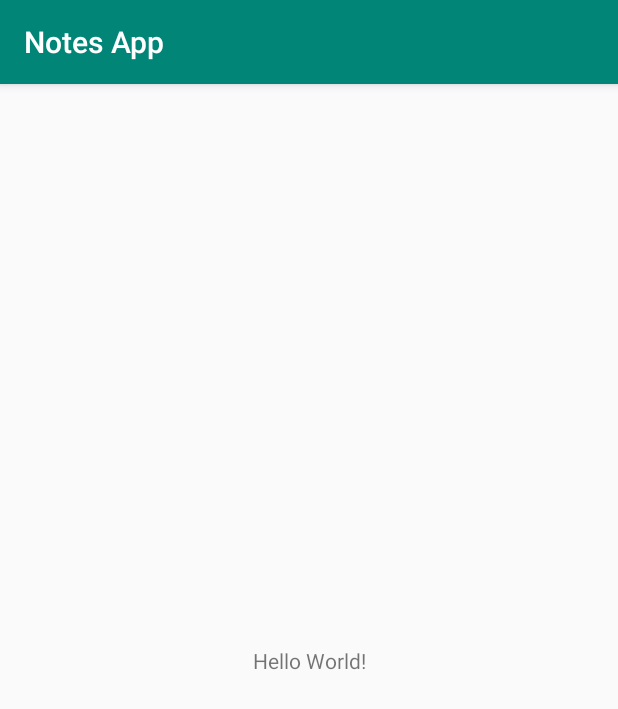
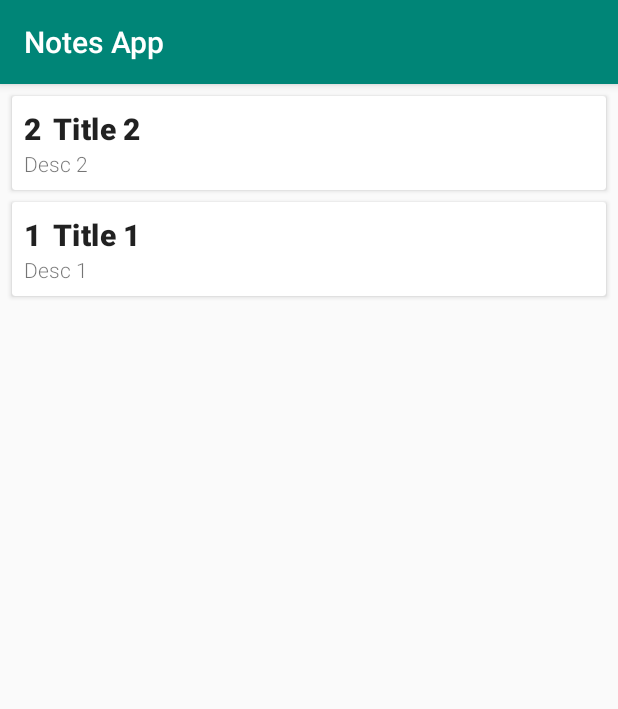
Before and after one commit to zack-not-zac/NotesApp, an Android app: the screen it shows after launch (MainActivity), on a phone screen of 412 x 824 dp. Shown: the top 709 px of the screen. Run offline under Robolectric (Android 15) with nearby library versions, the light colour scheme and no system bars; our stand-ins replace Room's generated code.

Commit message:
Database objects can now be viewed in the RecyclerView

```diff
--- /dev/null
+++ b/app/src/main/java/c/app/notesapp/ListAdapter.java
@@ -0,0 +1,59 @@
+package c.app.notesapp;
+
+import android.view.LayoutInflater;
+import android.view.View;
+import android.view.ViewGroup;
+import android.widget.TextView;
+
+import java.util.ArrayList;
+import java.util.List;
+
+import androidx.annotation.NonNull;
+import androidx.recyclerview.widget.RecyclerView;
+
+public class ListAdapter extends RecyclerView.Adapter<ListAdapter.NoteViewHolder> {
+    private List<Note>notes = new ArrayList<>();
+
+    @NonNull
+    @Override
+    public NoteViewHolder onCreateViewHolder(@NonNull ViewGroup parent, int viewType) {
+        //this indicates which layout to use for each individual item in the recyclerview
+        View v = LayoutInflater.from(parent.getContext()).inflate(R.layout.note_layout,parent,false);
+        return new NoteViewHolder(v);       //returns the created item
+    }
+
+    @Override
+    public void onBindViewHolder(@NonNull NoteViewHolder holder, int position) {
+        Note note = notes.get(position);
+        //sets the values of the TextViews in the note_layout
+        holder.title_textview.setText(note.getTitle());
+        holder.desc_textview.setText(note.getDescription());
+        holder.priority_textview.setText(String.valueOf(note.getPriority()));
+    }
+
+    @Override
+    public int getItemCount() {
+        return notes.size();
+    }
+
+    public void setNotes(List<Note> notes)
+    {
+        this.notes = notes;
+        notifyDataSetChanged();
+    }
+
+    class NoteViewHolder extends RecyclerView.ViewHolder{
+        private TextView title_textview;
+        private TextView desc_textview;
+        private TextView priority_textview;
+
+        public NoteViewHolder(@NonNull View itemView) {
+            super(itemView);
+            title_textview = itemView.findViewById(R.id.txtTitle);
+            desc_textview = itemView.findViewById(R.id.txtDescription);
+            priority_textview = itemView.findViewById(R.id.txtPriority);
+
+
+        }
+    }
+}
--- a/app/src/main/java/c/app/notesapp/MainActivity.java
+++ b/app/src/main/java/c/app/notesapp/MainActivity.java
@@ -1,13 +1,40 @@
 package c.app.notesapp;
 
-import android.support.v7.app.AppCompatActivity;
 import android.os.Bundle;
+import android.widget.Toast;
+
+import java.util.List;
+
+import androidx.appcompat.app.AppCompatActivity;
+import androidx.lifecycle.Observer;
+import androidx.lifecycle.ViewModelProviders;
+import androidx.recyclerview.widget.LinearLayoutManager;
+import androidx.recyclerview.widget.RecyclerView;
+
 
 public class MainActivity extends AppCompatActivity {
+    private NoteViewModel noteVM;
 
     @Override
     protected void onCreate(Bundle savedInstanceState) {
         super.onCreate(savedInstanceState);
         setContentView(R.layout.activity_main);
+
+        RecyclerView recyclerView = findViewById(R.id.note_recyclerview);
+        recyclerView.setLayoutManager(new LinearLayoutManager(this));
+        recyclerView.setHasFixedSize(true);
+
+        final ListAdapter adapter = new ListAdapter();
+        recyclerView.setAdapter(adapter);
+
+        noteVM = ViewModelProviders.of(this).get(NoteViewModel.class);          //declares the application viewmodel
+
+        noteVM.getAllNotes().observe(this, new Observer<List<Note>>() {         //tells the application what data to display and observe it for changes
+            @Override
+            public void onChanged(List<Note> notes) {                                  //this is updated when the data in the notes LiveData object changes
+                //update the GUI when data changes
+                adapter.setNotes(notes);
+            }
+        });
     }
 }
--- a/app/src/main/java/c/app/notesapp/Note.java
+++ b/app/src/main/java/c/app/notesapp/Note.java
@@ -12,7 +12,9 @@ public class Note {
 
     private String title;                   //note title
     private String description;             //note body
-    private int priority;                   //note priority
+    private int priority;                   //note priority (Where it appears on the list)
+
+    //TODO: might be useful to add a date field if the application is to send reminder notifications - do more research
 
     public Note(String title, String description, int priority) {
         this.title = title;
@@ -20,6 +22,7 @@ public class Note {
         this.priority = priority;
     }
 
+    //getters and setters for the object
     public String getDescription() {
         return description;
     }
--- a/app/src/main/java/c/app/notesapp/NoteRepo.java
+++ b/app/src/main/java/c/app/notesapp/NoteRepo.java
@@ -7,6 +7,7 @@ import java.util.List;
 
 import androidx.lifecycle.LiveData;
 
+//This repository is used to handle the multi-threading of the db tasks
 public class NoteRepo {
     private NoteDao noteDao;
     private LiveData<List<Note>> notes;
@@ -18,7 +19,7 @@ public class NoteRepo {
         notes = noteDao.viewAllNotes();
     }
 
-    //These are the functions visible to the app to create an abstraction layer
+    //These are the db functions visible to the rest of the app
     public void insert (Note note)
     {
         new InsertNoteAsyncTask(noteDao).execute(note);
@@ -34,7 +35,7 @@ public class NoteRepo {
         new DeleteNoteAsyncTask(noteDao).execute(note);
     }
 
-    public void deleteAll (Note note)
+    public void deleteAll ()
     {
         new DeleteAllAsyncTask(noteDao).execute();
     }
--- /dev/null
+++ b/app/src/main/java/c/app/notesapp/NoteViewModel.java
@@ -0,0 +1,45 @@
+package c.app.notesapp;
+
+import android.app.Application;
+
+import java.util.List;
+
+import androidx.annotation.NonNull;
+import androidx.lifecycle.AndroidViewModel;
+import androidx.lifecycle.LiveData;
+
+public class NoteViewModel extends AndroidViewModel {
+    private NoteRepo repo;
+    private LiveData<List<Note>> allNotes;
+
+    public NoteViewModel(@NonNull Application application) {
+        super(application);
+
+        repo = new NoteRepo(application);
+        allNotes = repo.getNotes();
+    }
+
+    public void insert(Note note)
+    {
+        repo.insert(note);
+    }
+
+    public void update(Note note)
+    {
+        repo.update(note);
+    }
+
+    public void delete(Note note)
+    {
+        repo.delete(note);
+    }
+
+    public void deleteAll()
+    {
+        repo.deleteAll();
+    }
+
+    public LiveData<List<Note>> getAllNotes() {
+        return allNotes;
+    }
+}
--- a/app/src/main/res/layout/activity_main.xml
+++ b/app/src/main/res/layout/activity_main.xml
@@ -1,18 +1,17 @@
 <?xml version="1.0" encoding="utf-8"?>
-<android.support.constraint.ConstraintLayout xmlns:android="http://schemas.android.com/apk/res/android"
+<androidx.coordinatorlayout.widget.CoordinatorLayout xmlns:android="http://schemas.android.com/apk/res/android"
     xmlns:app="http://schemas.android.com/apk/res-auto"
     xmlns:tools="http://schemas.android.com/tools"
     android:layout_width="match_parent"
     android:layout_height="match_parent"
     tools:context=".MainActivity">
 
-    <TextView
-        android:layout_width="wrap_content"
-        android:layout_height="wrap_content"
-        android:text="Hello World!"
-        app:layout_constraintBottom_toBottomOf="parent"
-        app:layout_constraintLeft_toLeftOf="parent"
-        app:layout_constraintRight_toRightOf="parent"
-        app:layout_constraintTop_toTopOf="parent" />
+    <androidx.recyclerview.widget.RecyclerView
+        android:id="@+id/note_recyclerview"
+        android:layout_width="match_parent"
+        android:layout_height="match_parent"
+        tools:layout_editor_absoluteX="0dp"
+        tools:layout_editor_absoluteY="0dp"
+        tools:listitem="@layout/note_layout" />
 
-</android.support.constraint.ConstraintLayout>
+</androidx.coordinatorlayout.widget.CoordinatorLayout>
--- /dev/null
+++ b/app/src/main/res/layout/note_layout.xml
@@ -0,0 +1,45 @@
+<?xml version="1.0" encoding="utf-8"?>
+<androidx.cardview.widget.CardView xmlns:android="http://schemas.android.com/apk/res/android"
+    android:layout_width="match_parent"
+    android:layout_height="wrap_content"
+    android:layout_marginEnd="8dp"
+    android:layout_marginStart="8dp"
+    android:layout_marginTop="8dp">
+
+    <RelativeLayout
+        android:layout_width="wrap_content"
+        android:layout_height="wrap_content"
+        android:padding="8dp">
+
+        <TextView
+            android:id="@+id/txtPriority"
+            android:layout_width="wrap_content"
+            android:layout_height="wrap_content"
+            android:layout_alignParentStart="true"
+            android:text="1"
+            android:textAppearance="@style/Base.TextAppearance.MaterialComponents.Headline6" />
+
+        <TextView
+            android:id="@+id/txtTitle"
+            android:layout_width="wrap_content"
+            android:layout_height="wrap_content"
+            android:layout_toRightOf="@id/txtPriority"
+            android:ellipsize="end"
+            android:maxLines="1"
+            android:paddingLeft="8dp"
+            android:text="Note Title"
+            android:textAppearance="@style/Base.TextAppearance.MaterialComponents.Headline6" />
+
+        <TextView
+            android:id="@+id/txtDescription"
+            android:layout_width="wrap_content"
+            android:layout_height="wrap_content"
+            android:layout_below="@id/txtPriority"
+            android:fontFamily="sans-serif-light"
+            android:text="Note Description"
+            android:maxLines="3"
+            android:ellipsize="end"/>
+
+    </RelativeLayout>
+
+</androidx.cardview.widget.CardView>
```
